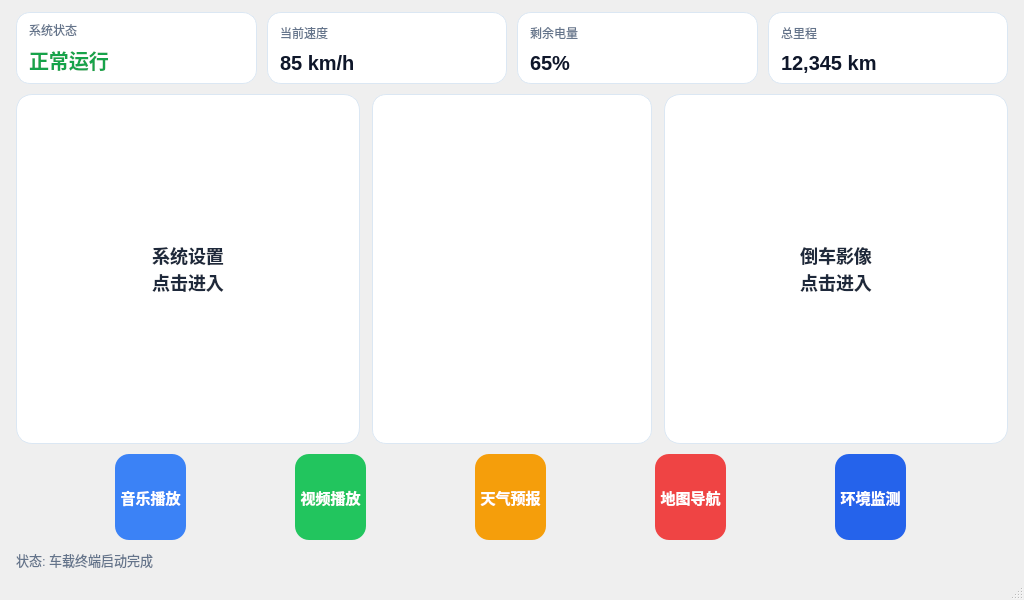
The window that mainwindow.ui (flowe17r/LinuxCarSystem) describes before a commit, drawn with Qt 5.
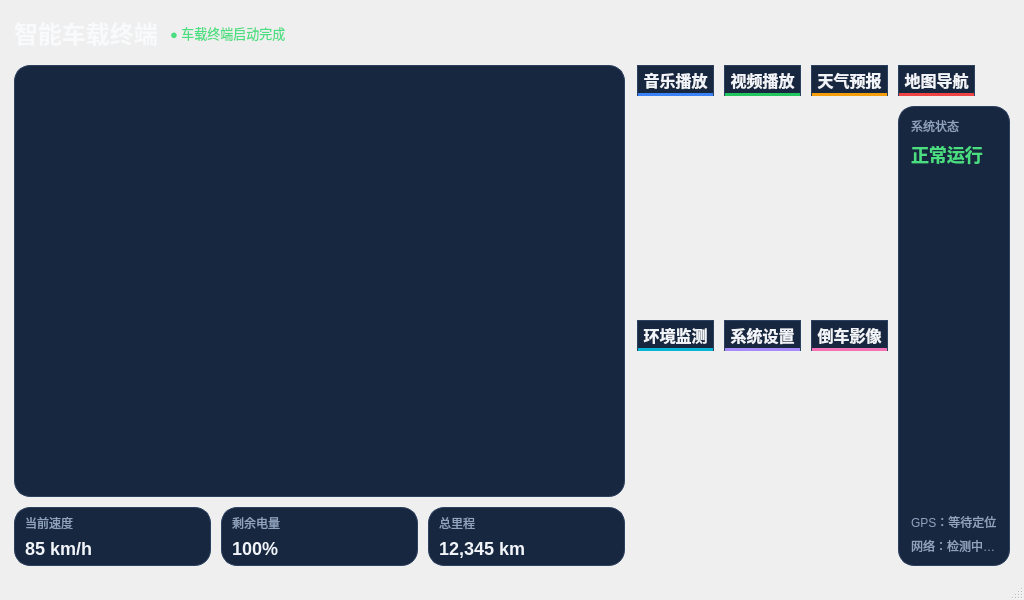
The same window after the commit. Icons and pictures are not drawn. Custom widgets are drawn as their Qt base class.

Commit message: V1.3 首页深色卡片UI、可拖动速度仪表盘、播放器全屏重构、网络真实探测

```diff
--- a/mainwindow.ui
+++ b/mainwindow.ui
@@ -28,33 +28,42 @@
   <property name="styleSheet">
    <string notr="true">
 QMainWindow, QWidget#centralwidget {
-  background: qlineargradient(x1:0, y1:0, x2:0, y2:1,
-    stop:0 #e8f4ff, stop:1 #f4f8fc);
+  background: qlineargradient(x1:0, y1:0, x2:0.55, y2:1,
+    stop:0 #0b1526, stop:1 #14243e);
 }
-QFrame#infoCard1, QFrame#infoCard2, QFrame#infoCard3, QFrame#infoCard4, QFrame#gaugeCard {
-  background-color: #ffffff;
-  border: 1px solid #dbe7f3;
-  border-radius: 14px;
-}
-QToolButton#btnSettings, QToolButton#btnCamera {
-  background-color: #ffffff;
-  border: 1px solid #dbe7f3;
+QLabel#titleLabel { color: #f8fafc; font-size: 24px; font-weight: bold; }
+QLabel#footerLabel { color: #4ade80; font-size: 13px; }
+QLabel#datelable { color: #94a3b8; font-size: 13px; }
+QLabel#timelable { color: #f1f5f9; font-size: 26px; font-weight: bold; }
+QFrame#gaugeCard, QFrame#infoCard1, QFrame#infoCard2, QFrame#infoCard3, QFrame#infoCard4 {
+  background-color: #182740;
+  border: 1px solid #2c405f;
   border-radius: 16px;
-  color: #1e293b;
-  font-size: 18px;
-  font-weight: bold;
-  padding: 8px;
 }
-QToolButton#btnSettings:pressed, QToolButton#btnCamera:pressed {
-  background-color: #e0f2fe;
-}
-QLabel#titleStatus, QLabel#titleSpeed, QLabel#titleBattery, QLabel#titleOdo {
-  color: #64748b; font-size: 12px;
+QLabel#titleStatus, QLabel#titleSpeed, QLabel#titleBattery, QLabel#titleOdo,
+QLabel#titleGps, QLabel#titleNet {
+  color: #8fa3bf; font-size: 12px;
 }
 QLabel#labelSpeed, QLabel#labelBattery, QLabel#labelOdo {
-  color: #0f172a; font-size: 20px; font-weight: bold;
+  color: #f1f5f9; font-size: 18px; font-weight: bold;
 }
-QLabel#footerLabel, QLabel#datelable, QLabel#timelable { color: #64748b; font-size: 13px; }
+QLabel#labelSysStatus { color: #4ade80; font-size: 18px; font-weight: bold; }
+QToolButton {
+  background-color: #182740;
+  border: 1px solid #2c405f;
+  border-bottom: 3px solid #3b82f6;
+  border-radius: 16px;
+  color: #f1f5f9;
+  font-size: 16px;
+  font-weight: bold;
+}
+QToolButton:pressed { background-color: #24385a; }
+QToolButton#pushButton { border-bottom-color: #22c55e; }
+QToolButton#pushButton_3 { border-bottom-color: #f59e0b; }
+QToolButton#pushButton_5 { border-bottom-color: #ef4444; }
+QToolButton#pushButton_4 { border-bottom-color: #06b6d4; }
+QToolButton#btnSettings { border-bottom-color: #a78bfa; }
+QToolButton#btnCamera { border-bottom-color: #f472b6; }
 </string>
   </property>
   <widget class="QWidget" name="centralwidget">
@@ -63,60 +72,129 @@
      <number>10</number>
     </property>
     <property name="leftMargin">
-     <number>16</number>
+     <number>14</number>
     </property>
     <property name="topMargin">
-     <number>12</number>
+     <number>10</number>
     </property>
     <property name="rightMargin">
-     <number>16</number>
+     <number>14</number>
     </property>
     <property name="bottomMargin">
-     <number>8</number>
+     <number>12</number>
     </property>
     <item>
-     <layout class="QHBoxLayout" name="topRow">
+     <layout class="QHBoxLayout" name="headerRow">
+      <property name="spacing">
+       <number>12</number>
+      </property>
+      <item>
+       <widget class="QLabel" name="titleLabel">
+        <property name="text">
+         <string>智能车载终端</string>
+        </property>
+       </widget>
+      </item>
+      <item>
+       <widget class="QLabel" name="footerLabel">
+        <property name="text">
+         <string>● 车载终端启动完成</string>
+        </property>
+       </widget>
+      </item>
+      <item>
+       <spacer name="headerSpacer">
+        <property name="orientation">
+         <enum>Qt::Horizontal</enum>
+        </property>
+        <property name="sizeHint" stdset="0">
+         <size>
+          <width>40</width>
+          <height>20</height>
+         </size>
+        </property>
+       </spacer>
+      </item>
+      <item>
+       <layout class="QVBoxLayout" name="clockBox">
+        <property name="spacing">
+         <number>0</number>
+        </property>
+        <item>
+         <widget class="QLabel" name="datelable">
+          <property name="alignment">
+           <set>Qt::AlignRight|Qt::AlignTrailing|Qt::AlignVCenter</set>
+          </property>
+          <property name="text">
+           <string/>
+          </property>
+         </widget>
+        </item>
+        <item>
+         <widget class="QLabel" name="timelable">
+          <property name="minimumWidth">
+           <number>110</number>
+          </property>
+          <property name="alignment">
+           <set>Qt::AlignRight|Qt::AlignTrailing|Qt::AlignVCenter</set>
+          </property>
+          <property name="text">
+           <string/>
+          </property>
+         </widget>
+        </item>
+       </layout>
+      </item>
+     </layout>
+    </item>
+    <item>
+     <layout class="QHBoxLayout" name="contentRow">
+      <property name="spacing">
+       <number>12</number>
+      </property>
+      <item>
+       <layout class="QVBoxLayout" name="leftColumn">
       <property name="spacing">
        <number>10</number>
       </property>
       <item>
-       <widget class="QFrame" name="infoCard1">
-        <property name="minimumHeight">
-         <number>68</number>
-        </property>
-        <layout class="QVBoxLayout" name="statusCardLayout">
+         <widget class="QFrame" name="gaugeCard">
+          <property name="sizePolicy">
+           <sizepolicy hsizetype="Preferred" vsizetype="Expanding">
+            <horstretch>0</horstretch>
+            <verstretch>0</verstretch>
+           </sizepolicy>
+          </property>
+          <property name="minimumSize">
+           <size>
+            <width>290</width>
+            <height>0</height>
+           </size>
+          </property>
+          <layout class="QVBoxLayout" name="gaugeLayout">
          <property name="leftMargin">
-          <number>12</number>
+            <number>8</number>
          </property>
          <property name="topMargin">
           <number>8</number>
          </property>
          <property name="rightMargin">
-          <number>12</number>
+            <number>8</number>
          </property>
          <property name="bottomMargin">
           <number>8</number>
          </property>
          <item>
-          <widget class="QLabel" name="titleStatus">
-           <property name="text">
-            <string>系统状态</string>
-           </property>
-          </widget>
-         </item>
-         <item>
-          <widget class="QLabel" name="labelSysStatus">
-           <property name="styleSheet">
-            <string notr="true">color: #16a34a; font-size: 20px; font-weight: bold;</string>
-           </property>
-           <property name="text">
-            <string>正常运行</string>
-           </property>
-          </widget>
+            <widget class="SpeedGauge" name="speedGauge" native="true"/>
          </item>
         </layout>
        </widget>
       </item>
+        <item>
+         <layout class="QHBoxLayout" name="statsRow">
+          <property name="spacing">
+           <number>10</number>
+          </property>
       <item>
        <widget class="QFrame" name="infoCard2">
         <property name="minimumHeight">
@@ -124,16 +202,16 @@
         </property>
         <layout class="QVBoxLayout" name="speedCardLayout">
          <property name="leftMargin">
-          <number>12</number>
+              <number>10</number>
          </property>
          <property name="topMargin">
-          <number>8</number>
+              <number>6</number>
          </property>
          <property name="rightMargin">
-          <number>12</number>
+              <number>10</number>
          </property>
          <property name="bottomMargin">
-          <number>8</number>
+              <number>6</number>
          </property>
          <item>
           <widget class="QLabel" name="titleSpeed">
@@ -159,16 +237,16 @@
         </property>
         <layout class="QVBoxLayout" name="batteryCardLayout">
          <property name="leftMargin">
-          <number>12</number>
+              <number>10</number>
          </property>
          <property name="topMargin">
-          <number>8</number>
+              <number>6</number>
          </property>
          <property name="rightMargin">
-          <number>12</number>
+              <number>10</number>
          </property>
          <property name="bottomMargin">
-          <number>8</number>
+              <number>6</number>
          </property>
          <item>
           <widget class="QLabel" name="titleBattery">
@@ -180,7 +258,7 @@
          <item>
           <widget class="QLabel" name="labelBattery">
            <property name="text">
-            <string>65%</string>
+                <string>100%</string>
            </property>
           </widget>
          </item>
@@ -194,16 +272,16 @@
         </property>
         <layout class="QVBoxLayout" name="odoCardLayout">
          <property name="leftMargin">
-          <number>12</number>
+              <number>10</number>
          </property>
          <property name="topMargin">
-          <number>8</number>
+              <number>6</number>
          </property>
          <property name="rightMargin">
-          <number>12</number>
+              <number>10</number>
          </property>
          <property name="bottomMargin">
-          <number>8</number>
+              <number>6</number>
          </property>
          <item>
           <widget class="QLabel" name="titleOdo">
@@ -224,122 +302,21 @@
       </item>
      </layout>
     </item>
-    <item>
-     <layout class="QHBoxLayout" name="middleRow">
-      <property name="spacing">
-       <number>12</number>
-      </property>
-      <item>
-       <widget class="QToolButton" name="btnSettings">
-        <property name="sizePolicy">
-         <sizepolicy hsizetype="Expanding" vsizetype="Expanding">
-          <horstretch>0</horstretch>
-          <verstretch>0</verstretch>
-         </sizepolicy>
-        </property>
-        <property name="minimumSize">
-         <size>
-          <width>220</width>
-          <height>220</height>
-         </size>
-        </property>
-        <property name="text">
-         <string>系统设置
-点击进入</string>
-        </property>
-        <property name="icon">
-         <iconset resource="res.qrc">
-          <normaloff>:/images/sunrise.png</normaloff>:/images/sunrise.png</iconset>
-        </property>
-        <property name="iconSize">
-         <size>
-          <width>56</width>
-          <height>56</height>
-         </size>
-        </property>
-        <property name="toolButtonStyle">
-         <enum>Qt::ToolButtonTextUnderIcon</enum>
-        </property>
-       </widget>
-      </item>
-      <item>
-       <widget class="QFrame" name="gaugeCard">
-        <property name="minimumSize">
-         <size>
-          <width>280</width>
-          <height>240</height>
-         </size>
-        </property>
-        <layout class="QVBoxLayout" name="gaugeLayout">
-         <property name="leftMargin">
-          <number>6</number>
-         </property>
-         <property name="topMargin">
-          <number>6</number>
-         </property>
-         <property name="rightMargin">
-          <number>6</number>
-         </property>
-         <property name="bottomMargin">
-          <number>6</number>
-         </property>
-         <item>
-          <widget class="SpeedGauge" name="speedGauge" native="true"/>
-         </item>
-        </layout>
-       </widget>
+       </layout>
       </item>
       <item>
-       <widget class="QToolButton" name="btnCamera">
-        <property name="sizePolicy">
-         <sizepolicy hsizetype="Expanding" vsizetype="Expanding">
-          <horstretch>0</horstretch>
-          <verstretch>0</verstretch>
-         </sizepolicy>
-        </property>
-        <property name="minimumSize">
-         <size>
-          <width>220</width>
-          <height>220</height>
-         </size>
-        </property>
-        <property name="text">
-         <string>倒车影像
-点击进入</string>
-        </property>
-        <property name="icon">
-         <iconset resource="res.qrc">
-          <normaloff>:/images/car.png</normaloff>:/images/car.png</iconset>
-        </property>
-        <property name="iconSize">
-         <size>
-          <width>56</width>
-          <height>56</height>
-         </size>
-        </property>
-        <property name="toolButtonStyle">
-         <enum>Qt::ToolButtonTextUnderIcon</enum>
-        </property>
-       </widget>
-      </item>
-     </layout>
-    </item>
-    <item>
-     <layout class="QHBoxLayout" name="navRow">
+       <layout class="QGridLayout" name="navGrid">
       <property name="spacing">
        <number>10</number>
       </property>
-      <item>
+        <item row="0" column="0">
        <widget class="QToolButton" name="pushButton_2">
         <property name="minimumSize">
          <size>
           <width>0</width>
-          <height>86</height>
-         </size>
-        </property>
-        <property name="styleSheet">
-         <string notr="true">color:white; border:none; border-radius:14px; background-color:#3b82f6; font-size:15px; font-weight:bold;</string>
-        </property>
+            <height>0</height>
+           </size>
+          </property>
         <property name="text">
          <string>音乐播放</string>
         </property>
@@ -349,8 +326,8 @@
         </property>
         <property name="iconSize">
          <size>
-          <width>40</width>
-          <height>40</height>
+            <width>48</width>
+            <height>48</height>
          </size>
         </property>
         <property name="toolButtonStyle">
@@ -358,17 +335,8 @@
         </property>
        </widget>
       </item>
-      <item>
+        <item row="0" column="1">
        <widget class="QToolButton" name="pushButton">
-        <property name="minimumSize">
-         <size>
-          <width>0</width>
-          <height>86</height>
-         </size>
-        </property>
-        <property name="styleSheet">
-         <string notr="true">color:white; border:none; border-radius:14px; background-color:#22c55e; font-size:15px; font-weight:bold;</string>
-        </property>
         <property name="text">
          <string>视频播放</string>
         </property>
@@ -378,8 +346,8 @@
         </property>
         <property name="iconSize">
          <size>
-          <width>40</width>
-          <height>40</height>
+            <width>48</width>
+            <height>48</height>
          </size>
         </property>
         <property name="toolButtonStyle">
@@ -387,17 +355,8 @@
         </property>
        </widget>
       </item>
-      <item>
+        <item row="0" column="2">
        <widget class="QToolButton" name="pushButton_3">
-        <property name="minimumSize">
-         <size>
-          <width>0</width>
-          <height>86</height>
-         </size>
-        </property>
-        <property name="styleSheet">
-         <string notr="true">color:white; border:none; border-radius:14px; background-color:#f59e0b; font-size:15px; font-weight:bold;</string>
-        </property>
         <property name="text">
          <string>天气预报</string>
         </property>
@@ -407,8 +366,8 @@
         </property>
         <property name="iconSize">
          <size>
-          <width>40</width>
-          <height>40</height>
+            <width>48</width>
+            <height>48</height>
          </size>
         </property>
         <property name="toolButtonStyle">
@@ -416,17 +375,8 @@
         </property>
        </widget>
       </item>
-      <item>
+        <item row="0" column="3">
        <widget class="QToolButton" name="pushButton_5">
-        <property name="minimumSize">
-         <size>
-          <width>0</width>
-          <height>86</height>
-         </size>
-        </property>
-        <property name="styleSheet">
-         <string notr="true">color:white; border:none; border-radius:14px; background-color:#ef4444; font-size:15px; font-weight:bold;</string>
-        </property>
         <property name="text">
          <string>地图导航</string>
         </property>
@@ -436,8 +386,8 @@
         </property>
         <property name="iconSize">
          <size>
-          <width>40</width>
-          <height>40</height>
+            <width>48</width>
+            <height>48</height>
          </size>
         </property>
         <property name="toolButtonStyle">
@@ -445,17 +395,8 @@
         </property>
        </widget>
       </item>
-      <item>
+        <item row="1" column="0">
        <widget class="QToolButton" name="pushButton_4">
-        <property name="minimumSize">
-         <size>
-          <width>0</width>
-          <height>86</height>
-         </size>
-        </property>
-        <property name="styleSheet">
-         <string notr="true">color:white; border:none; border-radius:14px; background-color:#2563eb; font-size:15px; font-weight:bold;</string>
-        </property>
         <property name="text">
          <string>环境监测</string>
         </property>
@@ -465,48 +406,121 @@
         </property>
         <property name="iconSize">
          <size>
-          <width>40</width>
+            <width>48</width>
+            <height>48</height>
+           </size>
+          </property>
+          <property name="toolButtonStyle">
+           <enum>Qt::ToolButtonTextUnderIcon</enum>
+          </property>
+         </widget>
+        </item>
+        <item row="1" column="1">
+         <widget class="QToolButton" name="btnSettings">
+          <property name="text">
+           <string>系统设置</string>
+          </property>
+          <property name="icon">
+           <iconset resource="res.qrc">
+            <normaloff>:/images/sunrise.png</normaloff>:/images/sunrise.png</iconset>
+          </property>
+          <property name="iconSize">
+           <size>
+            <width>48</width>
+            <height>48</height>
+           </size>
+          </property>
+          <property name="toolButtonStyle">
+           <enum>Qt::ToolButtonTextUnderIcon</enum>
+          </property>
+         </widget>
+        </item>
+        <item row="1" column="2">
+         <widget class="QToolButton" name="btnCamera">
+          <property name="text">
+           <string>倒车影像</string>
+          </property>
+          <property name="icon">
+           <iconset resource="res.qrc">
+            <normaloff>:/images/car.png</normaloff>:/images/car.png</iconset>
+          </property>
+          <property name="iconSize">
+           <size>
+            <width>48</width>
+            <height>48</height>
+           </size>
+          </property>
+          <property name="toolButtonStyle">
+           <enum>Qt::ToolButtonTextUnderIcon</enum>
+          </property>
+         </widget>
+        </item>
+        <item row="1" column="3">
+         <widget class="QFrame" name="infoCard1">
+          <property name="sizePolicy">
+           <sizepolicy hsizetype="Preferred" vsizetype="Expanding">
+            <horstretch>0</horstretch>
+            <verstretch>0</verstretch>
+           </sizepolicy>
+          </property>
+          <layout class="QVBoxLayout" name="statusCardLayout">
+           <property name="leftMargin">
+            <number>12</number>
+           </property>
+           <property name="topMargin">
+            <number>10</number>
+           </property>
+           <property name="rightMargin">
+            <number>12</number>
+           </property>
+           <property name="bottomMargin">
+            <number>10</number>
+           </property>
+           <item>
+            <widget class="QLabel" name="titleStatus">
+             <property name="text">
+              <string>系统状态</string>
+             </property>
+            </widget>
+           </item>
+           <item>
+            <widget class="QLabel" name="labelSysStatus">
+             <property name="text">
+              <string>正常运行</string>
+             </property>
+            </widget>
+           </item>
+           <item>
+            <spacer name="statusSpacer">
+             <property name="orientation">
+              <enum>Qt::Vertical</enum>
+             </property>
+             <property name="sizeHint" stdset="0">
+              <size>
+               <width>20</width>
           <height>40</height>
          </size>
         </property>
-        <property name="toolButtonStyle">
-         <enum>Qt::ToolButtonTextUnderIcon</enum>
-        </property>
-       </widget>
-      </item>
-     </layout>
-    </item>
+            </spacer>
+           </item>
     <item>
-     <layout class="QHBoxLayout" name="footerRow">
-      <item>
-       <widget class="QLabel" name="footerLabel">
+            <widget class="QLabel" name="titleGps">
         <property name="text">
-         <string>状态: 车载终端启动完成</string>
+              <string>GPS：等待定位</string>
         </property>
        </widget>
       </item>
       <item>
-       <widget class="QLabel" name="datelable">
-        <property name="alignment">
-         <set>Qt::AlignRight|Qt::AlignTrailing|Qt::AlignVCenter</set>
-        </property>
+            <widget class="QLabel" name="titleNet">
         <property name="text">
-         <string/>
+              <string>网络：检测中…</string>
         </property>
        </widget>
       </item>
-      <item>
-       <widget class="QLabel" name="timelable">
-        <property name="minimumWidth">
-         <number>90</number>
-        </property>
-        <property name="alignment">
-         <set>Qt::AlignRight|Qt::AlignTrailing|Qt::AlignVCenter</set>
-        </property>
-        <property name="text">
-         <string/>
-        </property>
-       </widget>
+          </layout>
+         </widget>
+        </item>
+       </layout>
       </item>
      </layout>
     </item>
```
Left out of the diff: 6 changed lines with no effect on the pictures. Lines whose indentation alone changed are shown as unchanged. The commit also changes 13 other files.
